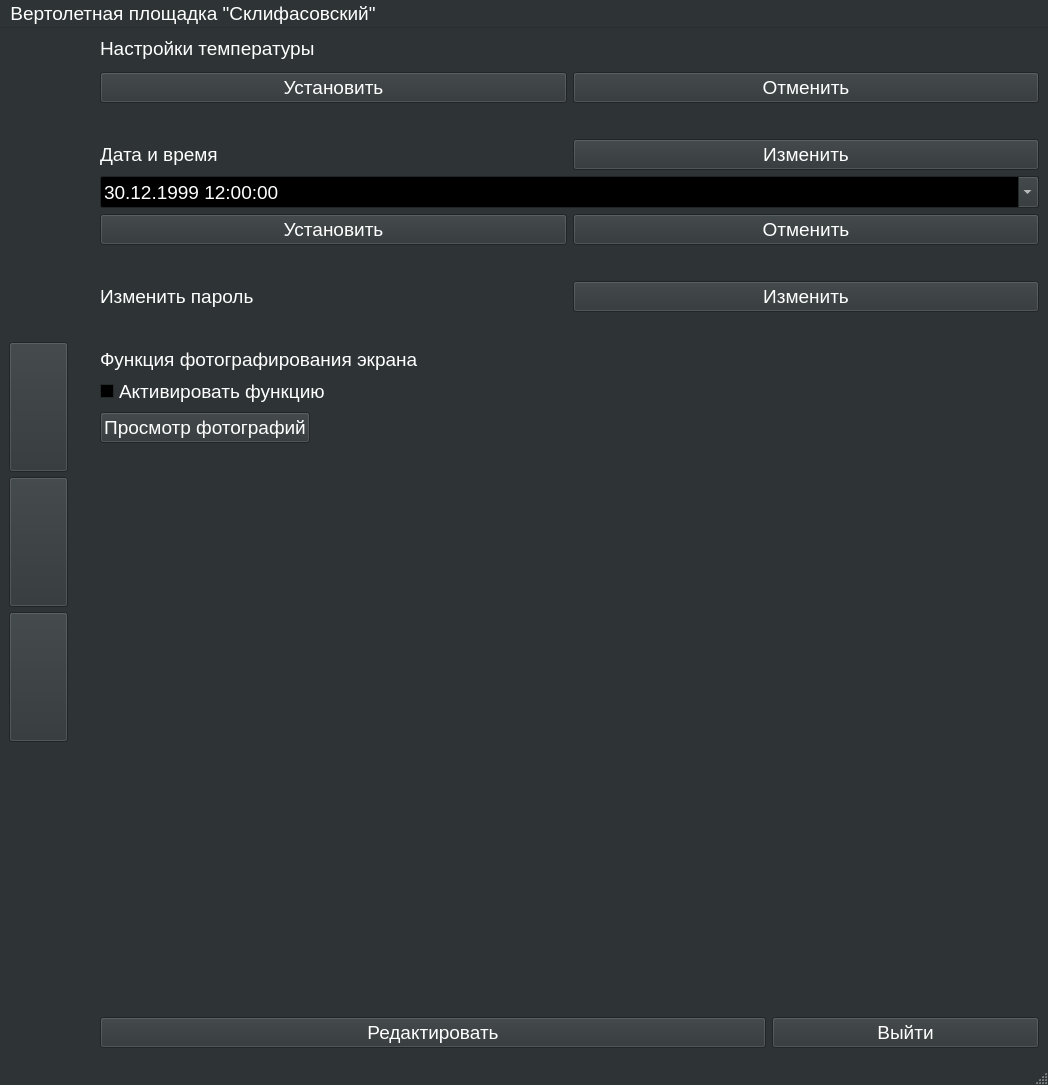
Aleks-h/Helipad, file settings.ui: the form before one commit.
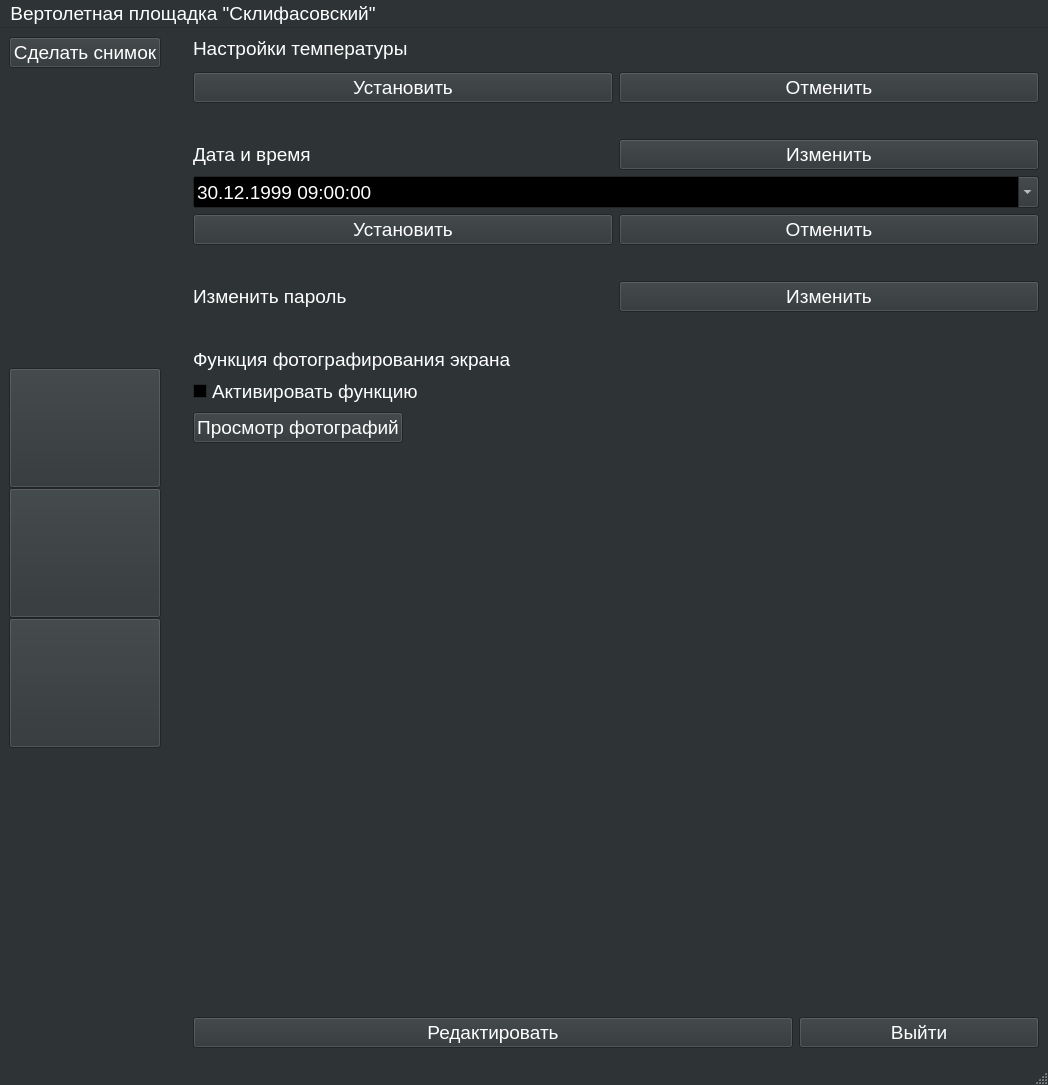
The form after the commit. Icons and pictures are not drawn.

Diff of the .ui file:
```diff
--- a/settings.ui
+++ b/settings.ui
@@ -471,10 +471,17 @@
        <number>0</number>
       </property>
       <item>
-       <layout class="QVBoxLayout" name="verticalLayout_6" stretch="0,0,10,10,0">
+       <layout class="QVBoxLayout" name="verticalLayout_6" stretch="0,0,0,10,10,0">
         <property name="spacing">
          <number>0</number>
         </property>
+        <item>
+         <widget class="QPushButton" name="TakeAPicture">
+          <property name="text">
+           <string>Сделать снимок</string>
+          </property>
+         </widget>
+        </item>
         <item>
          <spacer name="verticalSpacer_10">
           <property name="orientation">
@@ -796,7 +803,7 @@
         </property>
         <property name="dateTime">
          <datetime>
-          <hour>12</hour>
+          <hour>9</hour>
           <minute>0</minute>
           <second>0</second>
           <year>1999</year>
```
